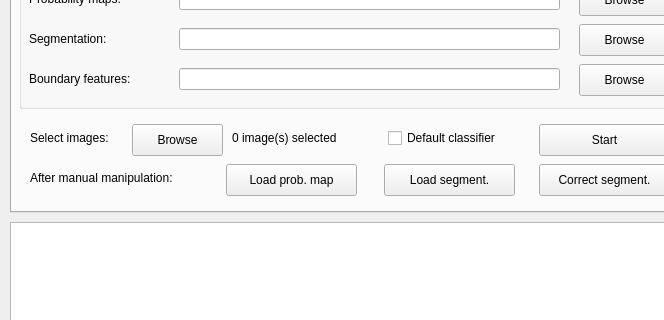
The window that processdialog.ui (tobinder/processdialog) describes before a commit, drawn with Qt 5; both pictures show x 0 to 664 and y 128 to 448 of the 1011 by 697 pixel window.
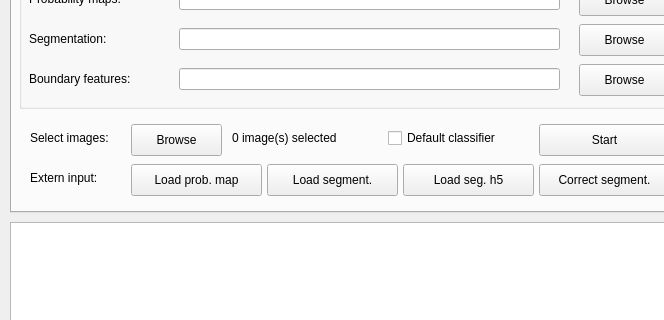
The same window after the commit. The open tabs and pages were chosen to show the change. Icons and pictures are not drawn.

```diff
--- a/processdialog.ui
+++ b/processdialog.ui
@@ -1154,7 +1154,7 @@
     <widget class="QPushButton" name="imageBrowse1">
      <property name="geometry">
       <rect>
-       <x>120</x>
+       <x>119</x>
        <y>216</y>
        <width>91</width>
        <height>32</height>
@@ -1180,7 +1180,7 @@
     <widget class="QPushButton" name="loadSegmBotton">
      <property name="geometry">
       <rect>
-       <x>372</x>
+       <x>255</x>
        <y>256</y>
        <width>131</width>
        <height>32</height>
@@ -1193,7 +1193,7 @@
     <widget class="QPushButton" name="loadProbButton">
      <property name="geometry">
       <rect>
-       <x>214</x>
+       <x>119</x>
        <y>256</y>
        <width>131</width>
        <height>32</height>
@@ -1221,12 +1221,12 @@
       <rect>
        <x>18</x>
        <y>262</y>
-       <width>191</width>
+       <width>101</width>
        <height>16</height>
       </rect>
      </property>
      <property name="text">
-      <string>After manual manipulation:</string>
+      <string>Extern input:</string>
      </property>
     </widget>
     <widget class="QPushButton" name="corrSegmBotton">
@@ -1242,6 +1242,19 @@
       <string>Correct segment.</string>
      </property>
     </widget>
+    <widget class="QPushButton" name="loadSegmBotton_2">
+     <property name="geometry">
+      <rect>
+       <x>391</x>
+       <y>256</y>
+       <width>131</width>
+       <height>32</height>
+      </rect>
+     </property>
+     <property name="text">
+      <string>Load seg. h5</string>
+     </property>
+    </widget>
    </widget>
    <widget class="QWidget" name="IceGrain">
     <attribute name="title">
```
